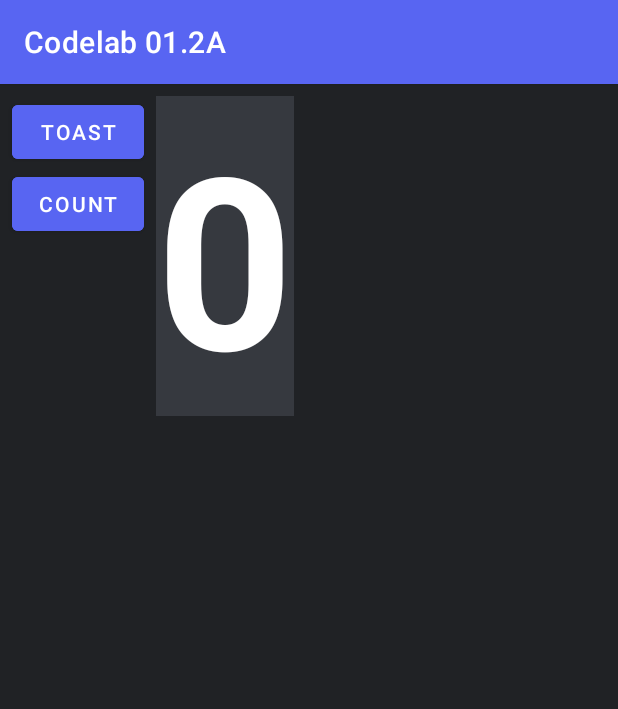
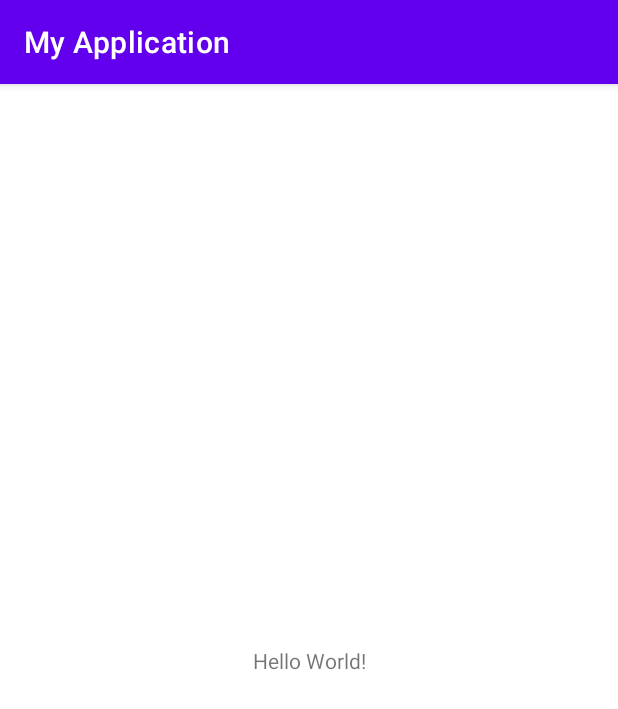
Before and after one commit to thainp187197/CodelabIT4785Q, an Android app: the screen it shows after launch (MainActivity), on a phone screen of 412 x 824 dp. Shown: the top 709 px of the screen. Run offline under Robolectric (Android 15) with nearby library versions, the phone set to English and light mode, and no system bars.

```diff
--- a/app/src/main/AndroidManifest.xml
+++ b/app/src/main/AndroidManifest.xml
@@ -8,7 +8,7 @@
         android:label="@string/app_name"
         android:roundIcon="@mipmap/ic_launcher_round"
         android:supportsRtl="true"
-        android:theme="@style/Theme.CodelabIT4785Q">
+        android:theme="@style/Theme.MyApplication">
         <activity
             android:name=".MainActivity"
             android:exported="true">
--- a/app/src/main/java/com/thainp20187197/codelabit4785q/MainActivity.java
+++ b/app/src/main/java/com/thainp20187197/codelabit4785q/MainActivity.java
@@ -8,24 +8,10 @@ import android.widget.TextView;
 import android.widget.Toast;
 
 public class MainActivity extends AppCompatActivity {
-    private int mCount = 0;
-    private TextView mShowCount;
 
     @Override
     protected void onCreate(Bundle savedInstanceState) {
         super.onCreate(savedInstanceState);
         setContentView(R.layout.activity_main);
-        mShowCount = findViewById(R.id.show_count);
-    }
-
-    public void showToast(View view) {
-        Toast toast = Toast.makeText(this, R.string.toast_message, Toast.LENGTH_SHORT);
-        toast.show();
-    }
-
-    public void countUp(View view) {
-        mCount++;
-        if (mShowCount != null)
-            mShowCount.setText(Integer.toString(mCount));
     }
 }
--- a/app/src/main/res/layout/activity_main.xml
+++ b/app/src/main/res/layout/activity_main.xml
@@ -4,48 +4,15 @@
     xmlns:tools="http://schemas.android.com/tools"
     android:layout_width="match_parent"
     android:layout_height="match_parent"
-    android:background="@color/backgroundTertiary"
     tools:context=".MainActivity">
 
-    <Button
-        android:id="@+id/button_toast"
+    <TextView
         android:layout_width="wrap_content"
         android:layout_height="wrap_content"
-        android:layout_marginStart="8dp"
-        android:layout_marginTop="8dp"
-        android:backgroundTint="@color/colorPrimary"
-        android:onClick="showToast"
-        android:text="@string/button_label_toast"
-        android:textColor="@android:color/white"
-        app:layout_constraintStart_toStartOf="parent"
+        android:text="Hello World!"
+        app:layout_constraintBottom_toBottomOf="parent"
+        app:layout_constraintLeft_toLeftOf="parent"
+        app:layout_constraintRight_toRightOf="parent"
         app:layout_constraintTop_toTopOf="parent" />
 
-    <TextView
-        android:id="@+id/show_count"
-        android:layout_width="wrap_content"
-        android:layout_height="wrap_content"
-        android:layout_marginStart="8dp"
-        android:layout_marginTop="8dp"
-        android:background="@color/backgroundPrimary"
-        android:gravity="center_vertical"
-        android:text="@string/count_initial_value"
-        android:textAlignment="center"
-        android:textColor="@android:color/primary_text_dark"
-        android:textSize="160sp"
-        android:textStyle="bold"
-        app:layout_constraintStart_toEndOf="@+id/button_toast"
-        app:layout_constraintTop_toTopOf="parent" />
-
-    <Button
-        android:id="@+id/button_count"
-        android:layout_width="0dp"
-        android:layout_height="wrap_content"
-        android:layout_marginStart="8dp"
-        android:backgroundTint="@color/colorPrimary"
-        android:onClick="countUp"
-        android:text="@string/button_label_count"
-        android:textColor="@android:color/white"
-        app:layout_constraintStart_toStartOf="parent"
-        app:layout_constraintTop_toBottomOf="@+id/button_toast" />
-
 </androidx.constraintlayout.widget.ConstraintLayout>
--- a/app/src/main/res/values-night/themes.xml
+++ b/app/src/main/res/values-night/themes.xml
@@ -1,6 +1,6 @@
 <resources xmlns:tools="http://schemas.android.com/tools">
     <!-- Base application theme. -->
-    <style name="Theme.CodelabIT4785Q" parent="Theme.MaterialComponents.DayNight.DarkActionBar">
+    <style name="Theme.MyApplication" parent="Theme.MaterialComponents.DayNight.DarkActionBar">
         <!-- Primary brand color. -->
         <item name="colorPrimary">@color/purple_200</item>
         <item name="colorPrimaryVariant">@color/purple_700</item>
--- a/app/src/main/res/values/colors.xml
+++ b/app/src/main/res/values/colors.xml
@@ -7,11 +7,4 @@
     <color name="teal_700">#FF018786</color>
     <color name="black">#FF000000</color>
     <color name="white">#FFFFFFFF</color>
-
-    <color name="colorPrimary">#FF5865F2</color>
-    <color name="colorPrimaryVariant">#FF3C45A5</color>
-
-    <color name="backgroundPrimary">#FF36393F</color>
-    <color name="backgroundSecondary">#FF2F3136</color>
-    <color name="backgroundTertiary">#FF202225</color>
 </resources>
--- a/app/src/main/res/values/strings.xml
+++ b/app/src/main/res/values/strings.xml
@@ -1,7 +1,3 @@
 <resources>
-    <string name="app_name">Codelab 01.2A</string>
-    <string name="button_label_toast">TOAST</string>
-    <string name="count_initial_value">0</string>
-    <string name="button_label_count">COUNT</string>
-    <string name="toast_message">Hello Toast!</string>
+    <string name="app_name">My Application</string>
 </resources>
--- a/app/src/main/res/values/themes.xml
+++ b/app/src/main/res/values/themes.xml
@@ -1,9 +1,9 @@
 <resources xmlns:tools="http://schemas.android.com/tools">
     <!-- Base application theme. -->
-    <style name="Theme.CodelabIT4785Q" parent="Theme.MaterialComponents.DayNight.DarkActionBar">
+    <style name="Theme.MyApplication" parent="Theme.MaterialComponents.DayNight.DarkActionBar">
         <!-- Primary brand color. -->
-        <item name="colorPrimary">@color/colorPrimary</item>
-        <item name="colorPrimaryVariant">@color/colorPrimaryVariant</item>
+        <item name="colorPrimary">@color/purple_500</item>
+        <item name="colorPrimaryVariant">@color/purple_700</item>
         <item name="colorOnPrimary">@color/white</item>
         <!-- Secondary brand color. -->
         <item name="colorSecondary">@color/teal_200</item>
```
